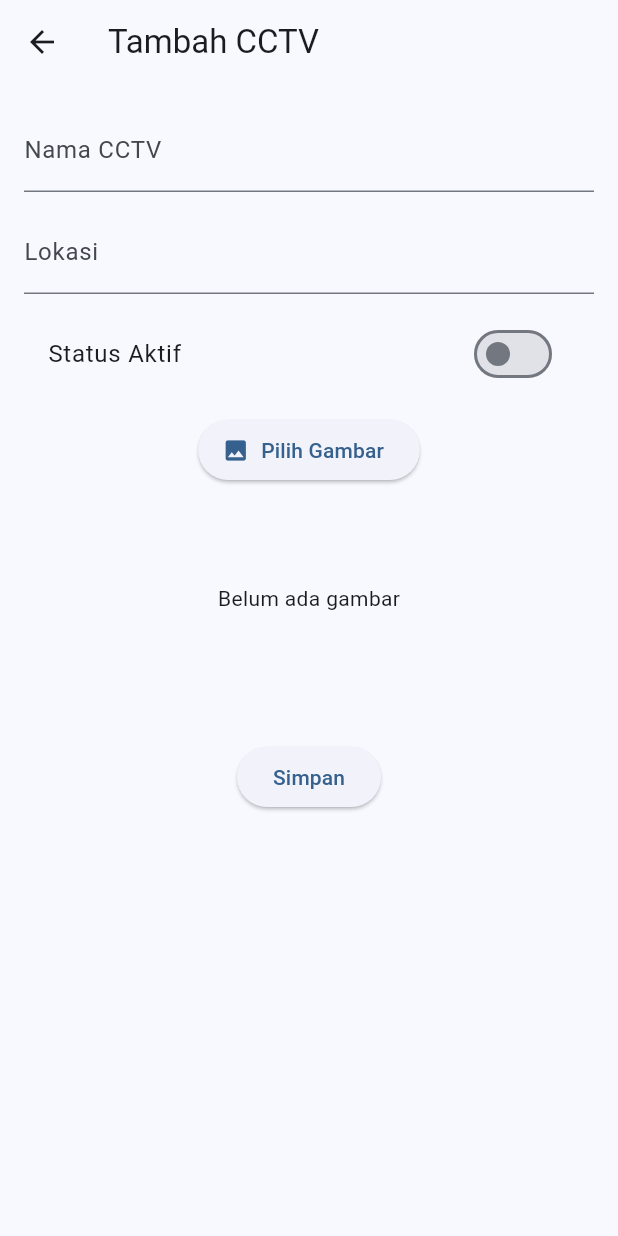
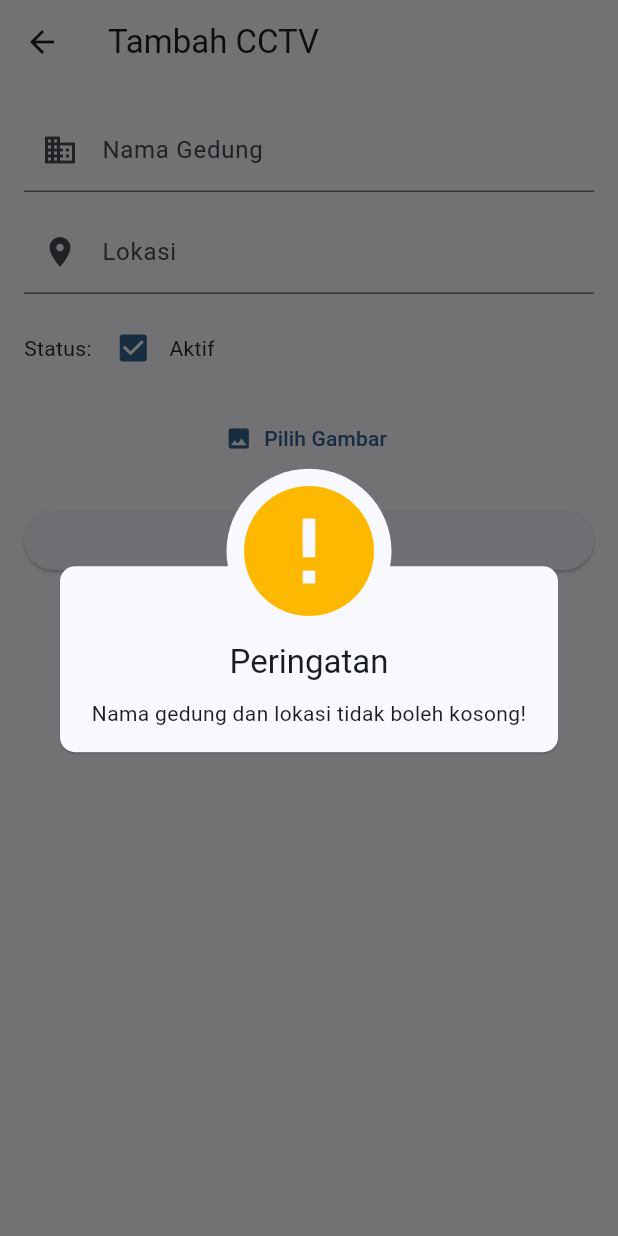
Before and after one commit to BangSaM0607/cctv_management, a Flutter app: the FormPage screen opened directly, after a tap on "Simpan", on a phone screen of 412 x 824 dp. Run offline on Flutter 3.47's test engine with Material 3 defaults, Android fonts, the phone set to English and light mode, and no system bars; our stand-ins replace awesome_dialog, image_picker, supabase_flutter; accounts and stored records are empty.

Commit message:
Memperbarui halaman form CCTV dengan penanganan kesalahan yang lebih baik, menambahkan indikator pemuatan, dan memperbaiki logika penyimpanan data serta status aktif menggunakan Checkbox.

```diff
--- a/lib/pages/form_page.dart
+++ b/lib/pages/form_page.dart
@@ -1,4 +1,5 @@
 import 'dart:io';
+import 'package:awesome_dialog/awesome_dialog.dart';
 import 'package:flutter/material.dart';
 import 'package:image_picker/image_picker.dart';
 import 'package:supabase_flutter/supabase_flutter.dart';
@@ -8,7 +9,6 @@ import '../utils/insert_log.dart';
 
 class FormPage extends StatefulWidget {
   final CCTV? cctv;
-
   const FormPage({super.key, this.cctv});
 
   @override
@@ -19,9 +19,9 @@ class _FormPageState extends State<FormPage> {
   final supabase = Supabase.instance.client;
   final nameController = TextEditingController();
   final locationController = TextEditingController();
-  bool status = false;
+  bool status = true;
   File? imageFile;
-  String? imageUrl;
+  bool isLoading = false;
 
   @override
   void initState() {
@@ -30,75 +30,112 @@ class _FormPageState extends State<FormPage> {
       nameController.text = widget.cctv!.name;
       locationController.text = widget.cctv!.location;
       status = widget.cctv!.status;
-      imageUrl = widget.cctv!.imageUrl;
     }
   }
 
   Future<void> pickImage() async {
-    final pickedFile = await ImagePicker().pickImage(
-      source: ImageSource.gallery,
-    );
-    if (pickedFile != null) {
+    final picked = await ImagePicker().pickImage(source: ImageSource.gallery);
+    if (picked != null) {
       setState(() {
-        imageFile = File(pickedFile.path);
+        imageFile = File(picked.path);
       });
     }
   }
 
-  Future<String> uploadImage(File file) async {
-    final fileName = const Uuid().v4();
+  Future<String> uploadImage(String uuid) async {
+    if (imageFile == null) return widget.cctv?.imageUrl ?? '';
+
+    final bytes = await imageFile!.readAsBytes();
+    final fileName = 'cctv_images/$uuid.jpg';
+
     await supabase.storage
         .from('cctv_images')
-        .upload('public/$fileName.jpg', file);
+        .uploadBinary(
+          fileName,
+          bytes,
+          fileOptions: const FileOptions(upsert: true),
+        );
 
     final publicUrl = supabase.storage
         .from('cctv_images')
-        .getPublicUrl('public/$fileName.jpg');
-
+        .getPublicUrl(fileName);
     return publicUrl;
   }
 
   Future<void> saveData() async {
-    final userId = supabase.auth.currentUser!.id;
-
-    String finalImageUrl = imageUrl ?? '';
-    if (imageFile != null) {
-      finalImageUrl = await uploadImage(imageFile!);
+    if (nameController.text.isEmpty || locationController.text.isEmpty) {
+      AwesomeDialog(
+        context: context,
+        dialogType: DialogType.warning,
+        title: 'Peringatan',
+        desc: 'Nama gedung dan lokasi tidak boleh kosong!',
+      ).show();
+      return;
     }
 
+    setState(() {
+      isLoading = true;
+    });
+
+    try {
+      String uuid = widget.cctv?.id ?? const Uuid().v4();
+      String imageUrl = await uploadImage(uuid);
+
       if (widget.cctv == null) {
-      final newId = const Uuid().v4();
-
+        // INSERT
         await supabase.from('data_cctv').insert({
-        'id': newId,
+          'id': uuid,
           'name': nameController.text,
           'location': locationController.text,
-        'image_url': finalImageUrl,
+          'image_url': imageUrl,
           'status': status,
-        'user_id': userId,
         });
-
-      await insertLog('insert', newId, 'Tambah CCTV: ${nameController.text}');
+        await insertLog(
+          'add',
+          'Tambah CCTV: ${nameController.text}',
+          DateTime.now().toIso8601String(),
+        );
       } else {
+        // UPDATE
         await supabase
             .from('data_cctv')
             .update({
               'name': nameController.text,
               'location': locationController.text,
-            'image_url': finalImageUrl,
+              'image_url': imageUrl,
               'status': status,
             })
             .eq('id', widget.cctv!.id);
-
         await insertLog(
-        'update',
-        widget.cctv!.id,
-        'Update CCTV: ${nameController.text}',
+          'edit',
+          'Edit CCTV: ${nameController.text}',
+          DateTime.now().toIso8601String(),
         );
       }
 
       if (!mounted) return;
+      AwesomeDialog(
+        context: context,
+        dialogType: DialogType.success,
+        title: 'Sukses',
+        desc: 'Data berhasil disimpan',
+        btnOkOnPress: () {
           Navigator.pop(context);
+        },
+      ).show();
+    } catch (e) {
+      if (!mounted) return;
+      AwesomeDialog(
+        context: context,
+        dialogType: DialogType.error,
+        title: 'Error',
+        desc: e.toString(),
+      ).show();
+    } finally {
+      setState(() {
+        isLoading = false;
+      });
+    }
   }
 
   @override
@@ -107,46 +144,55 @@ class _FormPageState extends State<FormPage> {
       appBar: AppBar(
         title: Text(widget.cctv == null ? 'Tambah CCTV' : 'Edit CCTV'),
       ),
-      body: SingleChildScrollView(
+      body: Padding(
         padding: const EdgeInsets.all(16),
-        child: Column(
+        child: ListView(
           children: [
             TextField(
               controller: nameController,
-              decoration: const InputDecoration(labelText: 'Nama CCTV'),
+              decoration: const InputDecoration(
+                labelText: 'Nama Gedung',
+                prefixIcon: Icon(Icons.business),
+              ),
             ),
             const SizedBox(height: 12),
             TextField(
               controller: locationController,
-              decoration: const InputDecoration(labelText: 'Lokasi'),
+              decoration: const InputDecoration(
+                labelText: 'Lokasi',
+                prefixIcon: Icon(Icons.location_on),
+              ),
             ),
             const SizedBox(height: 12),
-            SwitchListTile(
-              title: const Text('Status Aktif'),
+            Row(
+              children: [
+                const Text('Status: '),
+                Checkbox(
                   value: status,
                   onChanged: (value) {
                     setState(() {
-                  status = value;
+                      status = value ?? true;
                     });
                   },
                 ),
+                Text(status ? 'Aktif' : 'Non-Aktif'),
+              ],
+            ),
             const SizedBox(height: 12),
-            ElevatedButton.icon(
+            TextButton.icon(
               icon: const Icon(Icons.image),
               label: const Text('Pilih Gambar'),
               onPressed: pickImage,
             ),
-            if (imageFile != null)
-              Image.file(imageFile!, height: 150)
-            else if (imageUrl != null && imageUrl!.isNotEmpty)
-              Image.network(imageUrl!, height: 150)
-            else
-              const SizedBox(
-                height: 150,
-                child: Center(child: Text('Belum ada gambar')),
+            if (imageFile != null) Image.file(imageFile!, height: 150),
+            if (widget.cctv?.imageUrl.isNotEmpty == true && imageFile == null)
+              Image.network(widget.cctv!.imageUrl, height: 150),
+            const SizedBox(height: 20),
+            ElevatedButton.icon(
+              onPressed: isLoading ? null : saveData,
+              icon: const Icon(Icons.save),
+              label: Text(isLoading ? 'Menyimpan...' : 'Simpan'),
             ),
-            const SizedBox(height: 20),
-            ElevatedButton(child: const Text('Simpan'), onPressed: saveData),
           ],
         ),
       ),
```
Lines whose indentation alone changed are shown as unchanged.
